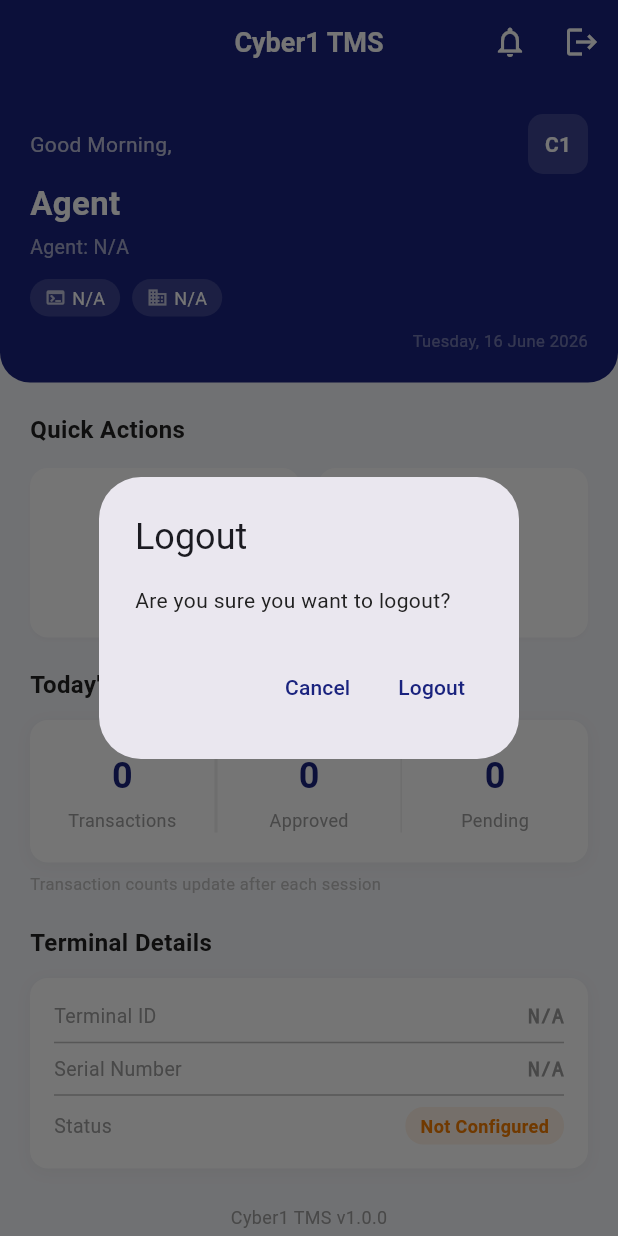
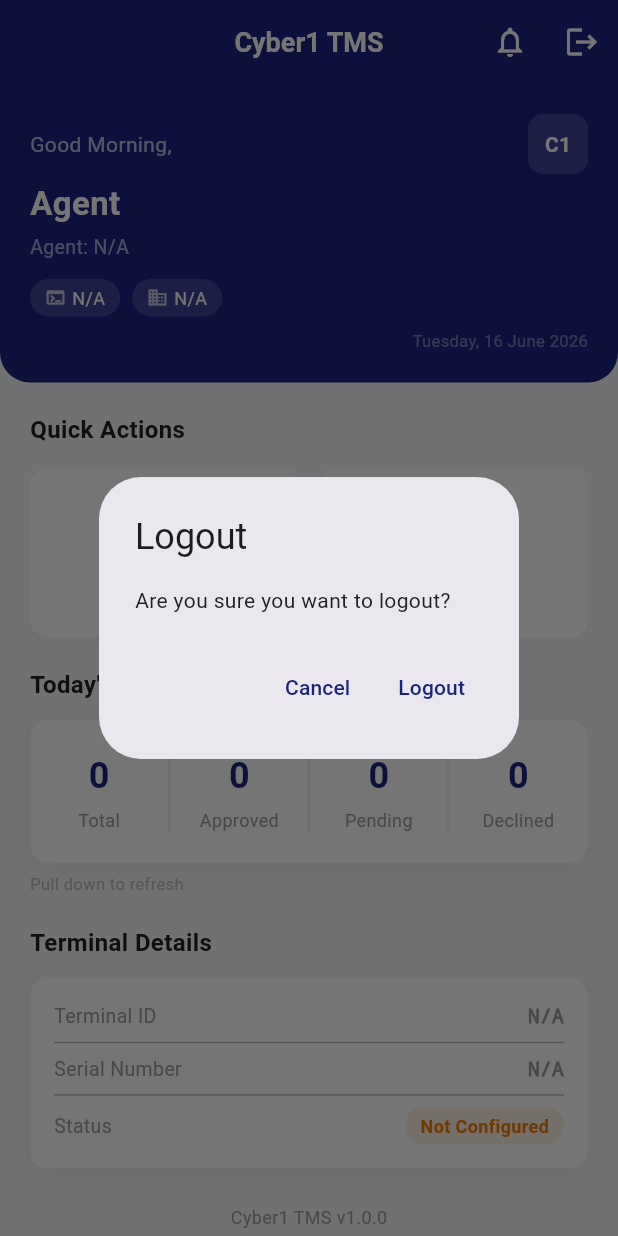
Before and after one commit to asiflatif786/number_plate_scanner, a Flutter app: the AgentDashboardScreen screen opened by its route, after a tap on the "logout" icon, on a phone screen of 412 x 824 dp. Run offline on Flutter 3.47's test engine with Material 3 defaults, Android fonts, the phone set to English and light mode, and no system bars; our stand-ins replace camera, connectivity_plus, firebase_core, flutter_spinkit, image_picker, permission_handler and 3 more; missing offline and left inert: google_mlkit_text_recognition; accounts and stored records are empty.

Commit message:
agent regisration complete

```diff
--- a/lib/features/agent/agent_dashboard_screen.dart
+++ b/lib/features/agent/agent_dashboard_screen.dart
@@ -29,15 +29,20 @@ class _AgentDashboardScreenState extends State<AgentDashboardScreen> {
         appBar: _buildAppBar(),
         body: Consumer<AgentDashboardViewModel>(
           builder: (context, vm, _) {
-            return SingleChildScrollView(
+            return RefreshIndicator(
+              onRefresh: vm.refresh,
+              color: const Color(0xFF1A237E),
+              child: SingleChildScrollView(
+                physics: const AlwaysScrollableScrollPhysics(),
                 child: Column(
                   children: [
                     _buildWelcomeBanner(vm),
                     _buildQuickActions(vm),
-                  _buildTodayActivity(),
+                    _buildTodayActivity(vm),
                     _buildTerminalInfo(vm),
                     _buildFooter(),
                   ],
+                ),
               ),
             );
           },
@@ -228,17 +233,28 @@ class _AgentDashboardScreenState extends State<AgentDashboardScreen> {
     );
   }
 
-  Widget _buildTodayActivity() {
+  Widget _buildTodayActivity(AgentDashboardViewModel vm) {
     return Padding(
       padding: const EdgeInsets.fromLTRB(20, 20, 20, 0),
       child: Column(
         crossAxisAlignment: CrossAxisAlignment.start,
+        children: [
+          Row(
+            mainAxisAlignment: MainAxisAlignment.spaceBetween,
             children: [
               const Text("Today's Activity",
                   style: TextStyle(
                       fontSize: 16,
                       fontWeight: FontWeight.bold,
                       color: Color(0xFF212121))),
+              if (vm.isRefreshing)
+                const SizedBox(
+                  width: 16,
+                  height: 16,
+                  child: CircularProgressIndicator(strokeWidth: 2),
+                ),
+            ],
+          ),
           const SizedBox(height: 12),
           Container(
             width: double.infinity,
@@ -256,15 +272,16 @@ class _AgentDashboardScreenState extends State<AgentDashboardScreen> {
             ),
             child: Row(
               children: [
-                _statItem('Transactions', '0', isFirst: true),
-                _statItem('Approved', '0'),
-                _statItem('Pending', '0', isLast: true),
+                _statItem('Total', vm.totalTransactions.toString(), isFirst: true),
+                _statItem('Approved', vm.approvedCount.toString()),
+                _statItem('Pending', vm.pendingCount.toString()),
+                _statItem('Declined', vm.declinedCount.toString(), isLast: true),
               ],
             ),
           ),
           const SizedBox(height: 6),
           const Text(
-            'Transaction counts update after each session',
+            'Pull down to refresh',
             style: TextStyle(fontSize: 11, color: Color(0xFFBDBDBD)),
           ),
         ],
--- a/lib/features/agent/agent_dashboard_viewmodel.dart
+++ b/lib/features/agent/agent_dashboard_viewmodel.dart
@@ -4,9 +4,12 @@ import 'package:intl/intl.dart';
 import '../../app/routes.dart';
 import '../../core/session/session_manager.dart';
 import '../../core/utils/logger.dart';
+import '../../data/repositories/transaction_repository.dart';
 
 class AgentDashboardViewModel extends ChangeNotifier {
   static const String _tag = 'AgentDashVM';
+
+  final TransactionRepository _txRepo = TransactionRepository();
 
   String agentFullName = '';
   String agentNumber = '';
@@ -15,6 +18,12 @@ class AgentDashboardViewModel extends ChangeNotifier {
   String serialNumber = '';
   String currentDate = '';
   String greeting = '';
+
+  int totalTransactions = 0;
+  int approvedCount = 0;
+  int pendingCount = 0;
+  int declinedCount = 0;
+  bool isRefreshing = false;
 
   Future<void> loadSession() async {
     final session = await SessionManager.instance;
@@ -27,6 +36,45 @@ class AgentDashboardViewModel extends ChangeNotifier {
     currentDate = DateFormat('EEEE, d MMMM yyyy').format(DateTime.now());
     greeting = _computeGreeting(DateTime.now().hour);
     notifyListeners();
+    await _fetchTransactionStats();
+  }
+
+  Future<void> refresh() async {
+    isRefreshing = true;
+    notifyListeners();
+    await _fetchTransactionStats();
+    isRefreshing = false;
+    notifyListeners();
+  }
+
+  Future<void> _fetchTransactionStats() async {
+    try {
+      final session = await SessionManager.instance;
+      final channel = session.channelNumber ?? '';
+
+      if (channel.isEmpty) {
+        AppLogger.logWarning(_tag, 'No channel number available for stats');
+        return;
+      }
+
+      // Each call updates _txRepo.totalTransactions — save before next overwrites
+      await _txRepo.listTransactions(channelNumber: channel, page: 1);
+      totalTransactions = _txRepo.totalTransactions;
+
+      await _txRepo.listTransactions(
+          channelNumber: channel, page: 1, statusFilter: 'approved');
+      approvedCount = _txRepo.totalTransactions;
+
+      await _txRepo.listTransactions(
+          channelNumber: channel, page: 1, statusFilter: 'pending');
+      pendingCount = _txRepo.totalTransactions;
+
+      await _txRepo.listTransactions(
+          channelNumber: channel, page: 1, statusFilter: 'declined');
+      declinedCount = _txRepo.totalTransactions;
+    } catch (e) {
+      AppLogger.logError(_tag, 'fetchStats error', e);
+    }
   }
 
   String _computeGreeting(int hour) {
--- a/lib/features/onboarding/onboarding_complete_screen.dart
+++ b/lib/features/onboarding/onboarding_complete_screen.dart
@@ -13,6 +13,7 @@ class OnboardingCompleteScreen extends StatefulWidget {
 
 class _OnboardingCompleteScreenState extends State<OnboardingCompleteScreen>
     with SingleTickerProviderStateMixin {
+  bool _credentialsLoaded = false;
   late final AnimationController _controller;
   late final Animation<double> _checkmarkScale;
   late final Animation<double> _headingFade;
@@ -109,6 +110,10 @@ class _OnboardingCompleteScreenState extends State<OnboardingCompleteScreen>
   Widget _buildBody() {
     return Consumer<OnboardingCompleteViewModel>(
       builder: (context, vm, _) {
+        if (!_credentialsLoaded) {
+          _credentialsLoaded = true;
+          vm.loadCredentials();
+        }
         return SingleChildScrollView(
           padding: const EdgeInsets.symmetric(horizontal: 24),
           child: Column(
--- a/lib/features/onboarding/onboarding_complete_viewmodel.dart
+++ b/lib/features/onboarding/onboarding_complete_viewmodel.dart
@@ -8,22 +8,22 @@ import '../../core/utils/logger.dart';
 class OnboardingCompleteViewModel extends ChangeNotifier {
   static const String _tag = 'OnboardCompleteVM';
 
-  String agentNumber = '';
-  String companyNumber = '';
-  String terminalId = '';
-  String agentEmail = '';
-  String agentFullName = '';
   bool isCopied = false;
+  SessionManager? _session;
+
+  String get agentNumber => _session?.agentNumber ?? 'N/A';
+  String get companyNumber => _session?.companyNumber ?? 'N/A';
+  String get terminalId => _session?.terminalId ?? 'N/A';
+  String get agentEmail => _session?.agentEmail ?? 'N/A';
+  String get agentFullName {
+    final name = _session?.agentFullName ?? '';
+    return name.isNotEmpty ? name : 'N/A';
+  }
 
   Future<void> loadCredentials() async {
-    final session = await SessionManager.instance;
-    agentNumber = session.agentNumber ?? 'N/A';
-    companyNumber = session.companyNumber ?? 'N/A';
-    terminalId = session.terminalId ?? 'N/A';
-    agentEmail = session.agentEmail ?? 'N/A';
-    agentFullName = session.agentFullName.isNotEmpty
-        ? session.agentFullName
-        : 'N/A';
+    _session = await SessionManager.instance;
+    AppLogger.logInfo(_tag,
+        'Loaded — name: $agentFullName, email: $agentEmail, agent: $agentNumber, company: $companyNumber, terminal: $terminalId');
     notifyListeners();
   }
 
```
Also changed, not shown: lib/features/onboarding/agent_registration_screen.dart (+22 -3 lines), lib/features/onboarding/agent_registration_viewmodel.dart (+39 -25 lines), lib/features/vehicle/scanner_viewmodel.dart (+8 -1 lines), pubspec.lock, 4 other files. Lines whose indentation alone changed are shown as unchanged.
